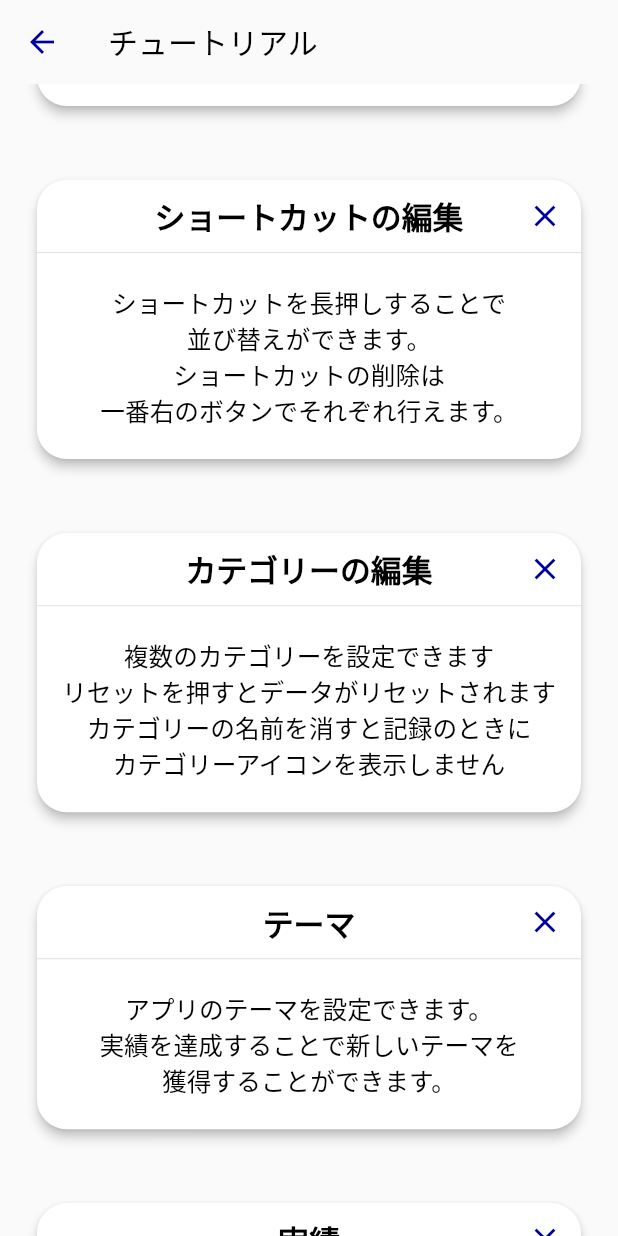
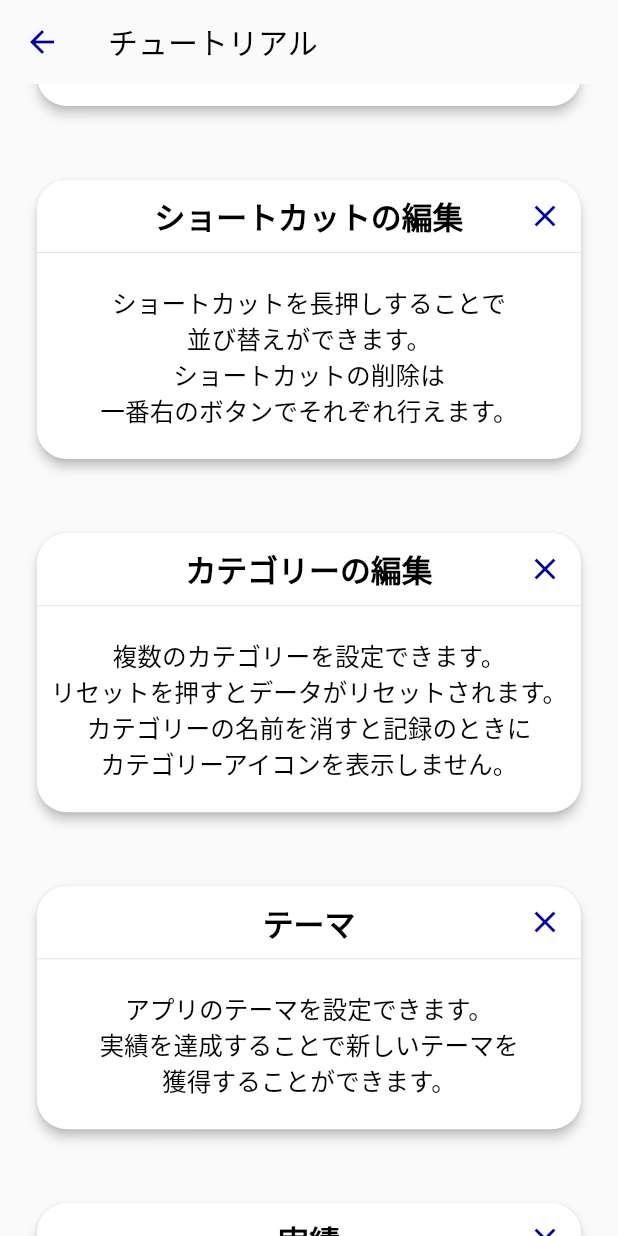
Before and after one commit to thoth000/zikanri, a Flutter app: the TutorialPage screen opened directly, scrolled down 1152 dp, on a phone screen of 412 x 824 dp. Run offline on Flutter 3.47's test engine with Material 2 defaults, Android fonts, the phone set to English and light mode, and no system bars; our stand-ins replace flutter_local_notifications, flutter_svg, flutter_swiper, hive, hive_flutter, introduction_screen and 1 more; missing offline and left inert: esys_flutter_share, flutter_circular_chart; accounts and stored records are empty.

Commit message:
チュートリアル文ルールの統一

```diff
--- a/lib/setting/tutorial.dart
+++ b/lib/setting/tutorial.dart
@@ -535,11 +535,11 @@ class CategoryEditTutorial extends StatelessWidget {
               height: displaySize.width / 20,
             ),
             Text(
-              '複数のカテゴリーを設定できます',
+              '複数のカテゴリーを設定できます。',
               style: TextStyle(fontSize: FontSize.xsmall),
             ),
             Text(
-              'リセットを押すとデータがリセットされます',
+              'リセットを押すとデータがリセットされます。',
               style: TextStyle(fontSize: FontSize.xsmall),
             ),
             Text(
@@ -547,7 +547,7 @@ class CategoryEditTutorial extends StatelessWidget {
               style: TextStyle(fontSize: FontSize.xsmall),
             ),
             Text(
-              'カテゴリーアイコンを表示しません',
+              'カテゴリーアイコンを表示しません。',
               style: TextStyle(fontSize: FontSize.xsmall),
             ),
             SizedBox(
```
